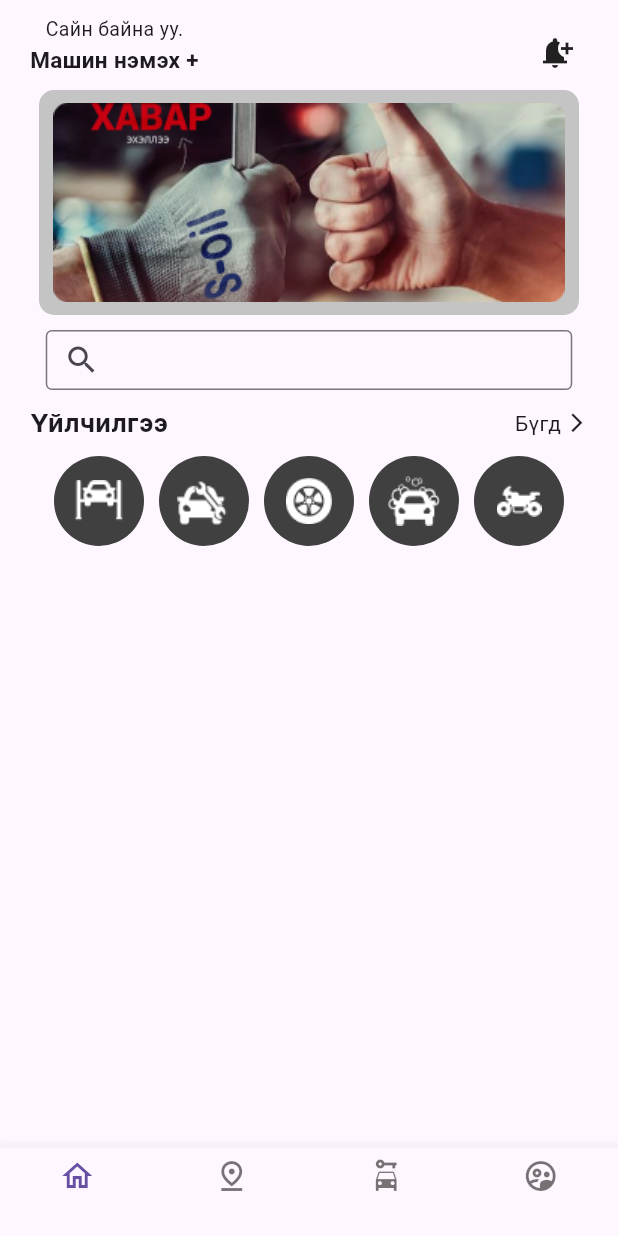
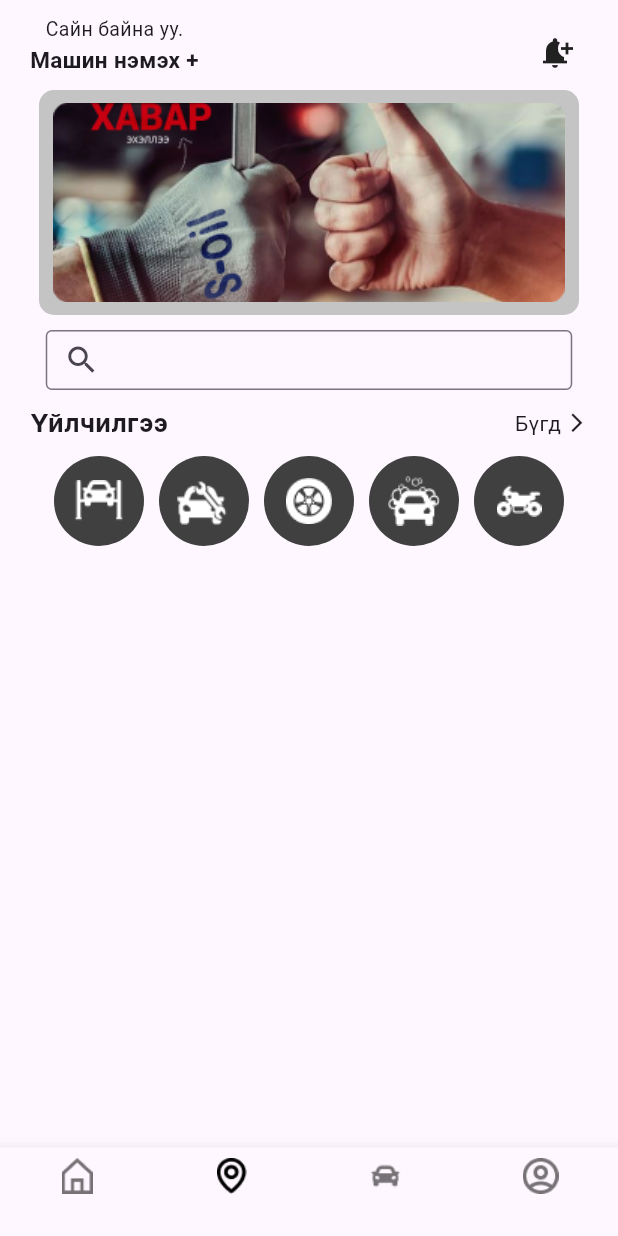
Before and after one commit to erdenekhuu-bot/Car, a Flutter app: the Home screen opened directly, on a phone screen of 412 x 824 dp. Run offline on Flutter 3.47's test engine with Material 3 defaults, Android fonts, the light colour scheme and no system bars; our stand-ins replace google_maps_flutter; missing offline and left inert: country_flags.

Commit message:
added map

```diff
--- a/carcar/lib/Home.dart
+++ b/carcar/lib/Home.dart
@@ -8,16 +8,10 @@ class Home extends StatefulWidget {
 }
 
 class _HomeState extends State<Home> {
+  int _currentPage = 1;
+
   @override
   Widget build(BuildContext context) {
-    int _currentPage = 0;
-
-    void _switchPage(int page) {
-      setState(() {
-        _currentPage = page;
-      });
-    }
-
     return Scaffold(
       body: ListView(
         children: [
@@ -156,8 +150,7 @@ class _HomeState extends State<Home> {
                       color: Color(0xff404040),
                       borderRadius: BorderRadius.circular(60),
                     ),
-                  child: Image(image: AssetImage('images/Vectorm.png')),
-                ),
+                    child: Image.asset('images/Vectorm.png')),
               ]),
               Row()
             ],
@@ -166,23 +159,33 @@ class _HomeState extends State<Home> {
       ),
       bottomNavigationBar: BottomNavigationBar(
         type: BottomNavigationBarType.fixed,
+        selectedItemColor: Colors.black,
+        onTap: (pages) {
+          setState(() {
+            _currentPage = pages;
+          });
+          if (_currentPage == 1) {
+          } else if (_currentPage == 2) {
+          } else if (_currentPage == 3) {}
+        },
         currentIndex: _currentPage,
-        onTap: _switchPage,
-        items: [
-          const BottomNavigationBarItem(
-            icon: Icon(Icons.home_outlined),
+        items: const [
+          BottomNavigationBarItem(
+            icon: ImageIcon(AssetImage('images/Vectorhome.png')),
             label: '',
           ),
-          const BottomNavigationBarItem(
-            icon: Icon(Icons.pin_drop_outlined),
+          BottomNavigationBarItem(
+            icon: ImageIcon(AssetImage('images/Group41.png')),
             label: '',
           ),
-          const BottomNavigationBarItem(
-            icon: Icon(Icons.car_rental),
+          BottomNavigationBarItem(
+            icon: ImageIcon(
+              AssetImage('images/Rectangle247.png'),
+            ),
             label: '',
           ),
-          const BottomNavigationBarItem(
-            icon: Icon(Icons.supervised_user_circle_outlined),
+          BottomNavigationBarItem(
+            icon: ImageIcon(AssetImage('images/Vectoruser.png')),
             label: '',
           )
         ],
--- a/carcar/pubspec.yaml
+++ b/carcar/pubspec.yaml
@@ -35,6 +35,7 @@ dependencies:
   # The following adds the Cupertino Icons font to your application.
   # Use with the CupertinoIcons class for iOS style icons.
   cupertino_icons: ^1.0.6
+  google_maps_flutter: ^2.2.8
 
 dev_dependencies:
   flutter_test:
@@ -72,7 +73,10 @@ flutter:
     - images/Vector.png
     - images/Group55.png
     - images/Vectorm.png
-
+    - images/Rectangle247.png
+    - images/Vectorhome.png
+    - images/Group41.png
+    - images/Vectoruser.png
   # An image asset can refer to one or more resolution-specific "variants", see
   # https://flutter.dev/assets-and-images/#resolution-aware
 
```
Also changed, not shown: carcar/lib/category/Car.dart (added, +15 -0 lines), carcar/lib/category/Map.dart (added, +15 -0 lines), carcar/lib/category/User.dart (added, +15 -0 lines), carcar/lib/main.dart (+92 -111 lines), carcar/images/Group41.png (added), carcar/images/Rectangle247.png (added), carcar/images/Vectorhome.png (added), carcar/images/Vectoruser.png (added), carcar/pubspec.lock, 3 other files. Lines whose indentation alone changed are shown as unchanged.
